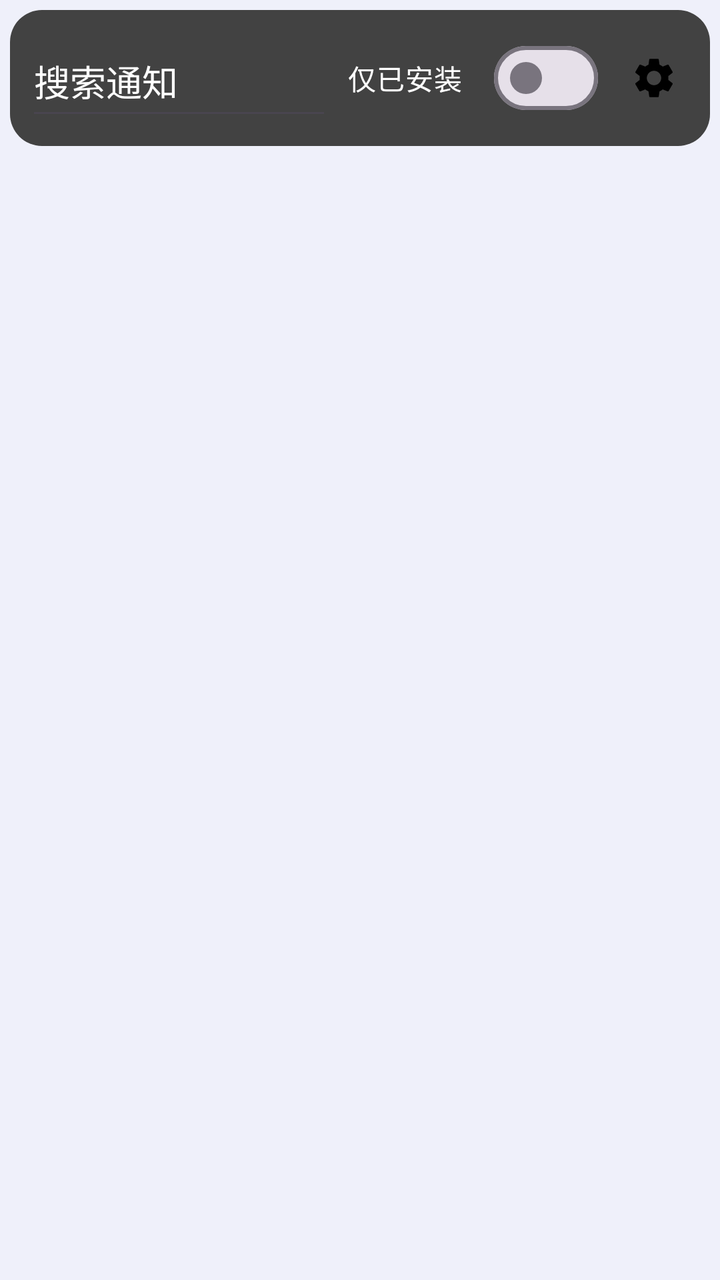
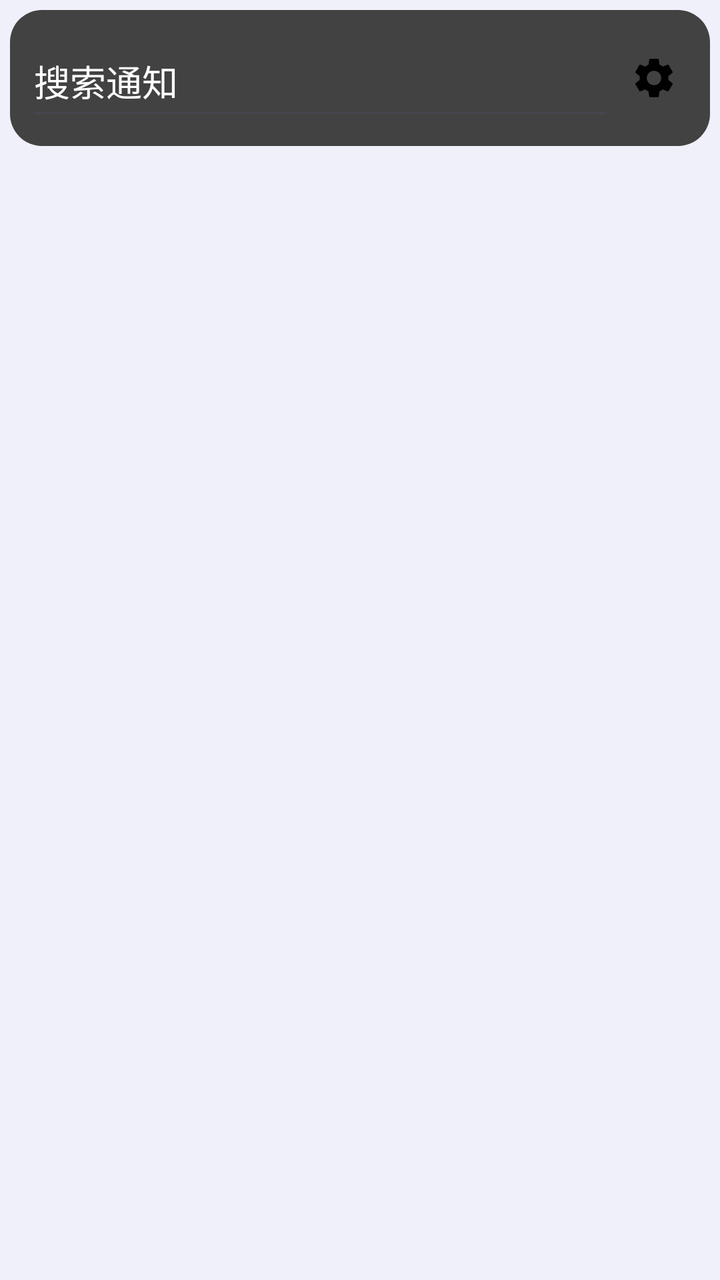

Compare the two renders of this Android layout. The source of the first and the diff that turns it into the second are given below.
<!-- AndroidManifest.xml: application theme Theme.Simplenotlistener -->
<!-- res/layout/blacklist_activity.xml -->
<LinearLayout xmlns:android="http://schemas.android.com/apk/res/android"
    xmlns:app="http://schemas.android.com/apk/res-auto"
    android:layout_width="match_parent"
    android:layout_height="match_parent"
    android:background="?backgroundColor"
    android:orientation="vertical">

    <LinearLayout
        android:layout_width="match_parent"
        android:layout_height="wrap_content"
        android:layout_marginLeft="5sp"
        android:layout_marginTop="5sp"
        android:layout_marginRight="5sp"
        android:layout_marginBottom="5sp"
        android:background="@drawable/rounded_background"
        android:gravity="center_vertical"
        android:orientation="horizontal">

        <com.google.android.material.textfield.TextInputEditText
            android:id="@+id/etSearchSettings"
            android:layout_width="0dp"
            android:layout_height="wrap_content"
            android:layout_weight="1"
            android:ems="10"
            android:hint="@string/search"
            android:inputType="textPersonName"
            android:minHeight="52sp"
            android:textColorHint="@color/text_color_white" />

        <com.google.android.material.materialswitch.MaterialSwitch
            android:id="@+id/swShowOnlyInstalledApps"
            android:layout_width="wrap_content"
            android:layout_height="wrap_content"
            android:layout_marginStart="8dp"
            android:layout_marginEnd="8dp"
            android:text="@string/installed"
            android:textColor="@color/text_color_white" />

        <ImageButton
            android:id="@+id/bBlackWhitelistSettings"
            android:layout_width="wrap_content"
            android:layout_height="wrap_content"
            android:background="@android:color/transparent"
            android:contentDescription="@string/settings"
            android:padding="8dp"
            android:src="@drawable/baseline_settings_24"
            app:icon="@drawable/baseline_settings_24" />
    </LinearLayout>

    <FrameLayout
        android:layout_width="match_parent"
        android:layout_height="0dp"
        android:layout_weight="1"
        android:orientation="vertical">

        <androidx.recyclerview.widget.RecyclerView
            android:id="@+id/lvSettings"
            android:layout_width="match_parent"
            android:layout_height="match_parent" />
    </FrameLayout>
</LinearLayout>
<!-- resources referenced by this layout -->
<resources>
  <color name="text_color_white">#FFFFFF</color>
  <!-- drawable baseline_settings_24 (drawable) -->
  <vector xmlns:android="http://schemas.android.com/apk/res/android"
      android:width="24dp"
      android:height="24dp"
      android:tint="#000000"
      android:viewportWidth="24"
      android:viewportHeight="24">
  
      <path
          android:fillColor="@android:color/white"
          android:pathData="M19.14,12.94c0.04,-0.3 0.06,-0.61 0.06,-0.94c0,-0.32 -0.02,-0.64 -0.07,-0.94l2.03,-1.58c0.18,-0.14 0.23,-0.41 0.12,-0.61l-1.92,-3.32c-0.12,-0.22 -0.37,-0.29 -0.59,-0.22l-2.39,0.96c-0.5,-0.38 -1.03,-0.7 -1.62,-0.94L14.4,2.81c-0.04,-0.24 -0.24,-0.41 -0.48,-0.41h-3.84c-0.24,0 -0.43,0.17 -0.47,0.41L9.25,5.35C8.66,5.59 8.12,5.92 7.63,6.29L5.24,5.33c-0.22,-0.08 -0.47,0 -0.59,0.22L2.74,8.87C2.62,9.08 2.66,9.34 2.86,9.48l2.03,1.58C4.84,11.36 4.8,11.69 4.8,12s0.02,0.64 0.07,0.94l-2.03,1.58c-0.18,0.14 -0.23,0.41 -0.12,0.61l1.92,3.32c0.12,0.22 0.37,0.29 0.59,0.22l2.39,-0.96c0.5,0.38 1.03,0.7 1.62,0.94l0.36,2.54c0.05,0.24 0.24,0.41 0.48,0.41h3.84c0.24,0 0.44,-0.17 0.47,-0.41l0.36,-2.54c0.59,-0.24 1.13,-0.56 1.62,-0.94l2.39,0.96c0.22,0.08 0.47,0 0.59,-0.22l1.92,-3.32c0.12,-0.22 0.07,-0.47 -0.12,-0.61L19.14,12.94zM12,15.6c-1.98,0 -3.6,-1.62 -3.6,-3.6s1.62,-3.6 3.6,-3.6s3.6,1.62 3.6,3.6S13.98,15.6 12,15.6z" />
  
  </vector>
  <!-- drawable rounded_background (drawable) -->
  <?xml version="1.0" encoding="utf-8"?>
  <shape xmlns:android="http://schemas.android.com/apk/res/android"
      android:shape="rectangle">
      <corners android:radius="16dp" />
      <solid android:color="@color/background_dark_cardview" />
      <padding
          android:bottom="8dp"
          android:left="8dp"
          android:right="8dp"
          android:top="8dp" />
  </shape>
  <string name="installed">仅已安装</string>
  <string name="search">搜索通知</string>
  <string name="settings">设置</string>
  <style name="Theme.Simplenotlistener" parent="Theme.Material3.DayNight">
  
          <item name="colorPrimary">@color/cyan_light</item>
          <item name="colorPrimaryVariant">@color/cyan_dark</item>
          <item name="colorOnPrimary">@color/cyan_white</item>
  
          <item name="colorSecondary">@color/blue</item>
          <item name="colorSecondaryVariant">@color/blue_white</item>
          <item name="colorOnSecondary">@color/blue_dark</item>
  
          <item name="cardBackgroundColor">@color/background_light_cardview</item>
          <item name="android:textColor">@color/text_color_black</item>
  
          <item name="backgroundColor">@color/background</item>
          <item name="android:windowOptOutEdgeToEdgeEnforcement" tools:targetApi="35">true</item>
      </style>
  <color name="background_dark_cardview">#424242</color>
  <color name="cyan_light">#baddf9</color>
  <color name="cyan_dark">#89abc6</color>
  <color name="cyan_white">#edffff</color>
  <color name="blue">#42a5f5</color>
  <color name="blue_white">#80d6ff</color>
  <color name="blue_dark">#0077c2</color>
  <color name="background_light_cardview">#F5F5F5</color>
  <color name="text_color_black">#212121</color>
  <color name="background">#eff0fa</color>
</resources>

<!-- the commit's change to res/layout/blacklist_activity.xml (unified diff, before → after) -->
@@ -27,21 +27,12 @@
             android:minHeight="52sp"
             android:textColorHint="@color/text_color_white" />
 
-        <com.google.android.material.materialswitch.MaterialSwitch
-            android:id="@+id/swShowOnlyInstalledApps"
-            android:layout_width="wrap_content"
-            android:layout_height="wrap_content"
-            android:layout_marginStart="8dp"
-            android:layout_marginEnd="8dp"
-            android:text="@string/installed"
-            android:textColor="@color/text_color_white" />
-
         <ImageButton
             android:id="@+id/bBlackWhitelistSettings"
             android:layout_width="wrap_content"
             android:layout_height="wrap_content"
             android:background="@android:color/transparent"
-            android:contentDescription="@string/settings"
+            android:contentDescription="@string/select_all"
             android:padding="8dp"
             android:src="@drawable/baseline_settings_24"
             app:icon="@drawable/baseline_settings_24" />
@@ -57,5 +48,15 @@
             android:id="@+id/lvSettings"
             android:layout_width="match_parent"
             android:layout_height="match_parent" />
+
+        <LinearLayout
+            android:id="@+id/alphabetIndex"
+            android:layout_width="28dp"
+            android:layout_height="wrap_content"
+            android:layout_gravity="end|center_vertical"
+            android:layout_marginEnd="4dp"
+            android:background="?cardBackgroundColor"
+            android:gravity="center"
+            android:orientation="vertical" />
     </FrameLayout>
 </LinearLayout>
<!-- resource entries referenced after the edit -->
@@ -26,9 +26,8 @@
           android:right="8dp"
           android:top="8dp" />
   </shape>
-  <string name="installed">仅已安装</string>
   <string name="search">搜索通知</string>
-  <string name="settings">设置</string>
+  <string name="select_all">全选</string>
   <style name="Theme.Simplenotlistener" parent="Theme.Material3.DayNight">
   
           <item name="colorPrimary">@color/cyan_light</item>
